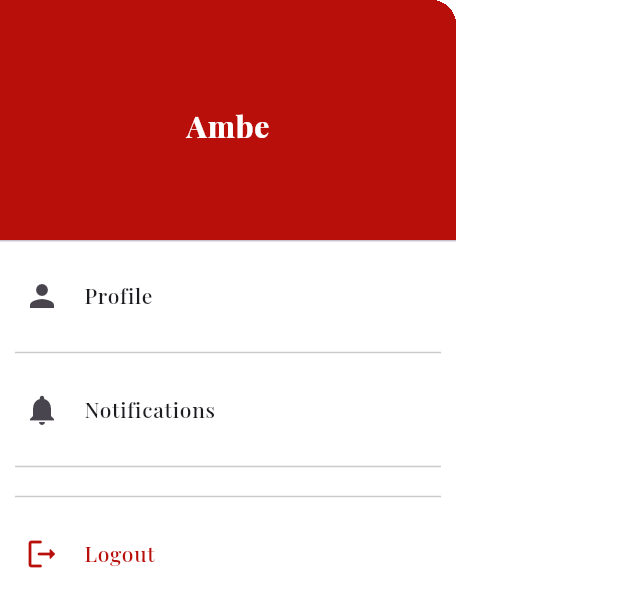
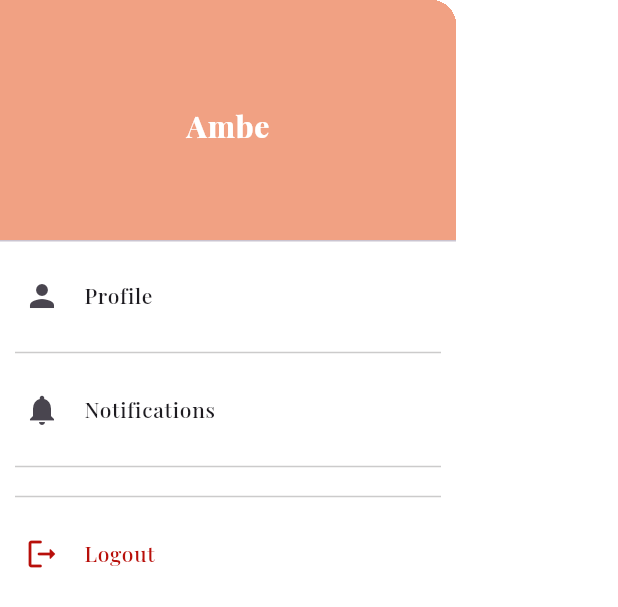
Before and after one commit to Ambe-Mbong-Nwi/FET-Final-Year-Project, a Flutter app: what buyerDrawerNavigation() shows on an empty page, opened directly, on a phone screen of 412 x 824 dp. Shown: the top 607 px of the screen. Run offline on Flutter 3.47's test engine with Material 3 defaults, Android fonts, the phone set to English and light mode, and no system bars; our stand-ins replace get, get_storage, iconsax, logger, smooth_page_indicator; accounts and stored records are empty; project files that could hold a hidden picture were left out.

Commit message:
part of drawer nav

```diff
--- a/A_Code/lib/features/buyer/buyerScreens/buyerHome/widgets/buyerDrawerNavidation.dart
+++ b/A_Code/lib/features/buyer/buyerScreens/buyerHome/widgets/buyerDrawerNavidation.dart
@@ -19,7 +19,7 @@ class buyerDrawerNavigation extends StatelessWidget {
           children: [
             const DrawerHeader(
               decoration: BoxDecoration(
-                color: Color(0xffb80f0a),
+                color: Color(0xffF1A183),
               ),
               child: Center(
                 child: Text('Ambe',
```
